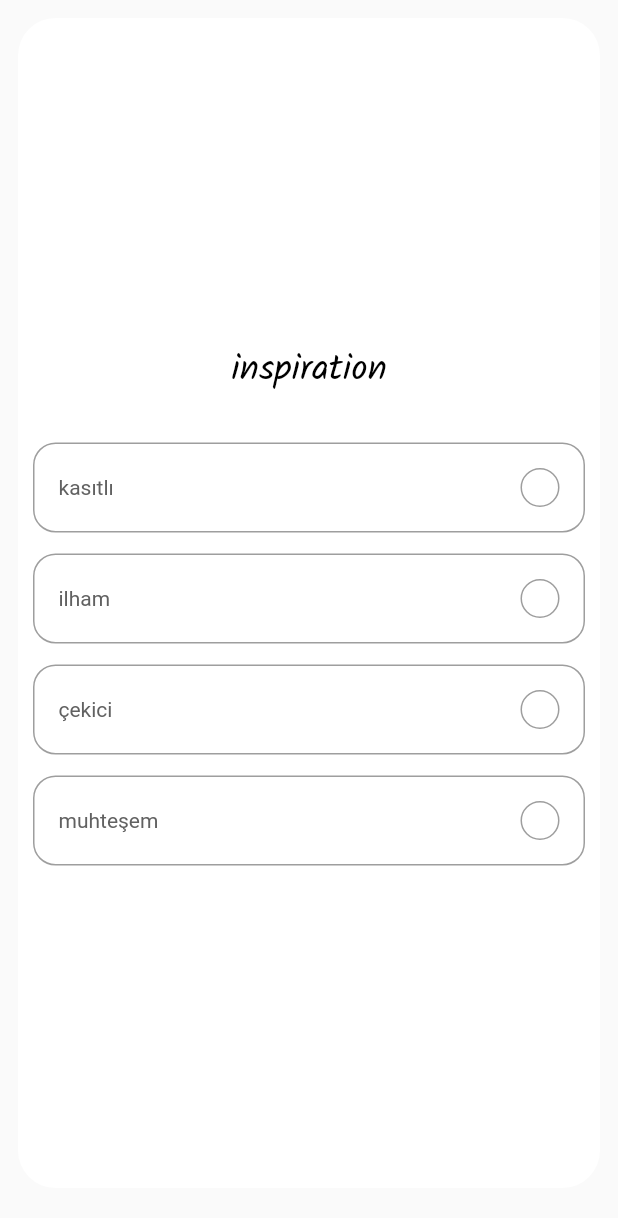
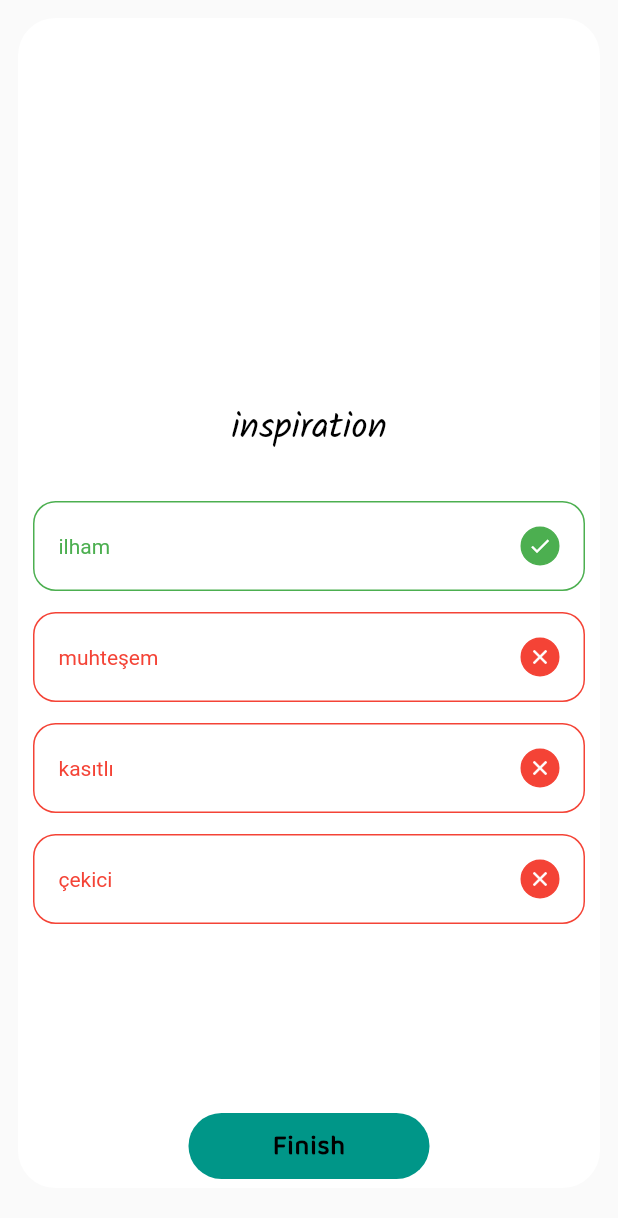
Before and after one commit to furkan-A/Word_Cards, a Flutter app: the QuestionCard widget shown alone on an empty page, opened directly with empty values, after a tap on "ilham", on a phone screen of 412 x 824 dp. Shown: the top 1218 px of the screen. Run offline on Flutter 3.47's test engine with Material 2 defaults, Android fonts, the phone set to English and light mode, and no system bars; our stand-ins replace flip_card, get, share.

```diff
--- a/lib/constants.dart
+++ b/lib/constants.dart
@@ -50,6 +50,9 @@ TextStyle appBarStyle = const TextStyle(
 
 const kTextColor = Colors.black;
 const kButtonColor = Colors.teal;
+const kGreenColor = Colors.green;
+const kRedColor = Colors.red;
+const kGreyColor = Colors.grey;
 
 AppBar myAppBar(String title) => AppBar(
       elevation: 0,
--- a/lib/edit_word.dart
+++ b/lib/edit_word.dart
@@ -1,9 +1,9 @@
 import 'package:flutter/material.dart';
 import 'package:words/constants.dart';
-import 'package:words/new_word.dart';
 import 'package:words/vocabulary.dart';
 import 'package:words/word.dart';
 
+// ignore: must_be_immutable
 class EditWord extends StatelessWidget {
   Vocabulary vocabulary;
   Word word;
--- a/lib/option.dart
+++ b/lib/option.dart
@@ -1,25 +1,50 @@
 import 'package:flutter/material.dart';
+// import 'package:get/get_state_manager/src/simple/get_state.dart';
+import 'package:get/get_state_manager/get_state_manager.dart';
 
+import 'package:words/constants.dart';
+import 'package:words/question_controller.dart';
+
+// ignore: must_be_immutable
 class Option extends StatelessWidget {
-  const Option({
+  Option({
     Key? key,
     required this.text,
     // required this.index,
+    required this.isTrue,
     required this.press,
   }) : super(key: key);
   final String text;
-  // final int index;
+  bool isTrue;
   final VoidCallback press;
 
   @override
   Widget build(BuildContext context) {
+    return GetBuilder<QuestionController>(
+      init: QuestionController(),
+      builder: (qnController) {
+        Color getTheRightColor() {
+          if (qnController.isAnswered) {
+            if (isTrue) {
+              return kGreenColor;
+            } else {
+              return kRedColor;
+            }
+          }
+          return kGreyColor;
+        }
+
+        IconData getRightIcon() {
+          return getTheRightColor() == kRedColor ? Icons.close : Icons.done;
+        }
+
         return InkWell(
           onTap: press,
           child: Container(
             margin: const EdgeInsets.only(top: 14.0),
             padding: const EdgeInsets.symmetric(horizontal: 16.0, vertical: 16),
             decoration: BoxDecoration(
-          border: Border.all(color: Colors.grey),
+              border: Border.all(color: getTheRightColor()),
               borderRadius: BorderRadius.circular(15),
             ),
             child: Row(
@@ -27,19 +52,31 @@ class Option extends StatelessWidget {
               children: [
                 Text(
                   text,
-              style: TextStyle(color: Colors.grey[700], fontSize: 14),
+                  style: TextStyle(color: getTheRightColor(), fontSize: 14),
                 ),
                 Container(
                   height: 26,
                   width: 26,
                   decoration: BoxDecoration(
+                    color: getTheRightColor() == kGreyColor
+                        ? Colors.transparent
+                        : getTheRightColor(),
                     borderRadius: BorderRadius.circular(50),
-                border: Border.all(color: Colors.grey),
+                    border: Border.all(color: getTheRightColor()),
                   ),
-            )
+                  child: getTheRightColor() == kGreyColor
+                      ? null
+                      : Icon(
+                          getRightIcon(),
+                          size: 16,
+                          color: Colors.white,
+                        ),
+                ),
               ],
             ),
           ),
         );
+      },
+    );
   }
 }
--- a/lib/question_card.dart
+++ b/lib/question_card.dart
@@ -1,6 +1,8 @@
 import 'dart:math';
-
+import 'package:get/get.dart';
 import 'package:flutter/material.dart';
+import 'package:words/question_controller.dart';
+import 'package:words/score_screen.dart';
 import 'package:words/vocabulary.dart';
 
 import 'constants.dart';
@@ -18,6 +20,7 @@ class QuestionCard extends StatelessWidget {
   List<Option> randomOptions = [];
   Random rnd = Random();
 
+  QuestionController _controller = Get.put(QuestionController());
   @override
   Widget build(BuildContext context) {
     return Center(
@@ -32,6 +35,7 @@ class QuestionCard extends StatelessWidget {
         child: Column(
           mainAxisAlignment: MainAxisAlignment.center,
           children: [
+            const Spacer(flex: 2),
             Text(
               vocab.getKey(),
               style: wordStyle,
@@ -39,40 +43,61 @@ class QuestionCard extends StatelessWidget {
             const SizedBox(
               height: 16,
             ),
-            Option(text: vocab.getRandomMean(), press: () {}),
-            Option(text: vocab.getMean(), press: () {}),
-            Option(text: vocab.getRandomMean(), press: () {}),
-            Option(text: vocab.getRandomMean(), press: () {}),
+            getOption(0),
+            getOption(1),
+            getOption(2),
+            getOption(3),
+            const Spacer(flex: 1),
+            InkWell(
+              onTap: () {
+                Route route = MaterialPageRoute(builder: (context) {
+                  return ScoreScreen(score: _controller.numOfCorrectAns);
+                });
+                Navigator.push(context, route);
+              },
+              child: createButton("Finish"),
+            ),
+            const SizedBox(height: 4)
           ],
         ),
       ),
     );
   }
 
-  // void createOptions() {
-  //   options.clear();
-  //   Option opTrue = Option(
-  //     text: vocab.getMean(),
-  //     press: () {},
-  //   );
-  //   options.add(opTrue);
-  //   for (int i = 0; i < 3; i++) {
-  //     Option opFalse = Option(
-  //       text: vocab.getRandomMean(),
-  //       press: () {},
-  //     );
-  //     options.add(opFalse);
-  //   }
-  // }
+  void createOptions() {
+    options.clear();
+    Option opTrue = Option(
+      text: vocab.getMean(),
+      isTrue: true,
+      press: () {
+        _controller.checkAnswer(true, vocab.size());
+      },
+    );
+    options.add(opTrue);
+    for (int i = 0; i < 3; i++) {
+      Option opFalse = Option(
+        text: vocab.getRandomMean(),
+        press: () {
+          _controller.checkAnswer(false, vocab.size());
+        },
+        isTrue: false,
+      );
+      options.add(opFalse);
+    }
+  }
 
-  // List<Option> pickRandomOption() {
-  //   createOptions();
-  //   Option option;
-  //   for (int i = 0; i < options.length; i++) {
-  //     option = options[rnd.nextInt(options.length)];
-  //     randomOptions.add(option);
-  //     options.remove(option);
-  //   }
-  //   return randomOptions;
-  // }
+  List<Option> pickRandomOption() {
+    createOptions();
+    Option option;
+    for (int i = 0; i < 4; i++) {
+      option = options[rnd.nextInt(options.length)];
+      randomOptions.add(option);
+      options.remove(option);
+    }
+    return randomOptions;
+  }
+
+  Option getOption(int index) {
+    return pickRandomOption()[index];
+  }
 }
--- /dev/null
+++ b/lib/question_controller.dart
@@ -0,0 +1,73 @@
+import 'package:get/get.dart';
+import 'package:get/state_manager.dart';
+import 'package:flutter/cupertino.dart';
+import 'package:flutter/widgets.dart';
+import 'package:words/score_screen.dart';
+import 'package:words/word.dart';
+
+class QuestionController extends GetxController
+    with SingleGetTickerProviderMixin {
+  late PageController _pageController;
+  PageController get pageController => _pageController;
+
+  // List<Word> _questions = vocabulary.wordBank
+  //     .map(
+  //       (question) => Container(),
+  //     )
+  //     .toList();
+
+  late bool _isAnswered;
+  bool get isAnswered => _isAnswered;
+
+  // late int _correctAns;
+  // int get correctAns => this._correctAns;
+
+  int _questionIndex = 0;
+  int get questionIndex => _questionIndex;
+
+  int _numOfCorrectAns = 0;
+  int get numOfCorrectAns => _numOfCorrectAns;
+
+  // RxInt _questionNumber = 1.obs;
+  // RxInt get questionNumber => this._questionNumber;
+
+  @override
+  void onInit() {
+    _pageController = PageController();
+    _isAnswered = false;
+    // _questionIndex = 0;
+    super.onInit();
+  }
+
+  @override
+  void onClose() {
+    super.onClose();
+
+    _pageController.dispose();
+  }
+
+  void checkAnswer(bool isCorrect, int size) {
+    _isAnswered = true;
+    _questionIndex++;
+    if (isCorrect) {
+      _numOfCorrectAns++;
+    }
+    update();
+    // user select an answer after 3s it will go to next question
+    Future.delayed(const Duration(milliseconds: 1200), () {
+      nextQuestion(size);
+    });
+  }
+
+  void nextQuestion(int size) {
+    print("index:$_questionIndex");
+    if (_questionIndex != size - 1) {
+      _isAnswered = false;
+      _pageController.nextPage(
+          duration: const Duration(milliseconds: 250), curve: Curves.ease);
+    } else {
+      // when the questions are over
+
+    }
+  }
+}
--- a/pubspec.yaml
+++ b/pubspec.yaml
@@ -38,6 +38,9 @@ dependencies:
   open_mail_app: ^0.2.0
   url_launcher: ^6.0.9
   share: ^2.0.4
+  get: ^4.3.8
+  get_state_manager: ^3.13.0
+
   # splashscreen: ^1.3.5
 
 dev_dependencies:
```
Also changed, not shown: lib/home_page.dart (+2 -23 lines), lib/quiz_screen.dart (renamed from lib/test_yourself.dart, +21 -21 lines), lib/score_screen.dart (added, +29 -0 lines), pubspec.lock. Lines whose indentation alone changed are shown as unchanged.
